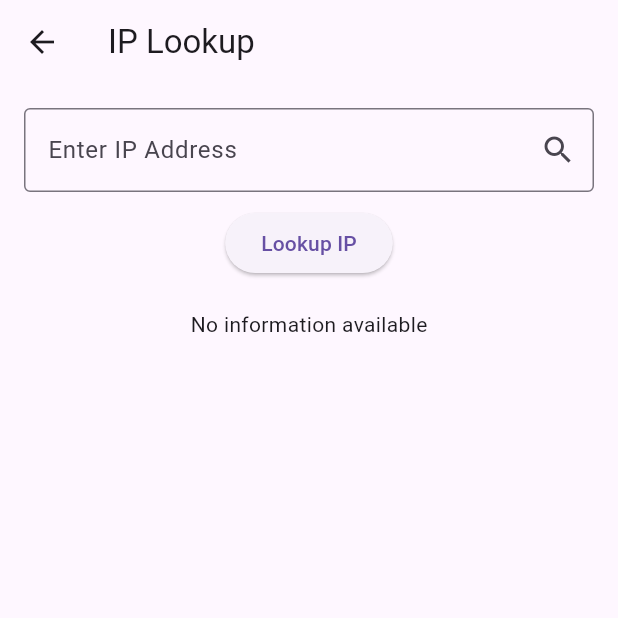
After one commit to USer99pro/Flutter_ui_Speedtest, a Flutter app: the screen it shows after launch, after a tap on the "search" icon, on a phone screen of 412 x 824 dp, the top half of it. The commit adds this screen. Run offline on Flutter 3.47's test engine with Material 3 defaults, Android fonts, the phone set to English and light mode, and no system bars; our stand-ins replace percent_indicator, shared_preferences, syncfusion_flutter_gauges; missing offline and left inert: flutter_internet_speed_test; network calls fail.

Commit message:
update 13-8-2024

```diff
--- /dev/null
+++ b/lib/iplookup.dart
@@ -0,0 +1,96 @@
+import 'package:flutter/material.dart';
+import 'package:http/http.dart' as http;
+import 'dart:convert';
+import 'speed_test_ui.dart';
+
+class IPLookupPage extends StatefulWidget {
+  @override
+  _IPLookupPageState createState() => _IPLookupPageState();
+}
+
+class _IPLookupPageState extends State<IPLookupPage> {
+  final TextEditingController _controller = TextEditingController();
+  Map<String, dynamic>? _ipInfo;
+  bool _isLoading = false;
+
+  Future<void> _lookupIP() async {
+    setState(() {
+      _isLoading = true;
+    });
+
+    final response = await http.get(
+      Uri.parse('https://ipapi.co/${_controller.text}/json/'),
+    );
+
+    if (response.statusCode == 200) {
+      setState(() {
+        _ipInfo = json.decode(response.body) as Map<String, dynamic>;
+      });
+    } else {
+      setState(() {
+        _ipInfo = null;
+        ScaffoldMessenger.of(context).showSnackBar(
+          SnackBar(content: Text('Failed to retrieve IP information.')),
+        );
+      });
+    }
+
+    setState(() {
+      _isLoading = false;
+    });
+  }
+
+  @override
+  Widget build(BuildContext context) {
+    return Scaffold(
+      appBar: AppBar(
+        title: const Text('IP Lookup'),
+      ),
+      body: Padding(
+        padding: const EdgeInsets.all(16.0),
+        child: Column(
+          children: [
+            TextField(
+              controller: _controller,
+              decoration: InputDecoration(
+                labelText: 'Enter IP Address',
+                border: const OutlineInputBorder(),
+                suffixIcon: IconButton(
+                  icon: const Icon(Icons.search),
+                  onPressed: _lookupIP,
+                ),
+              ),
+              onSubmitted: (_) =>
+                  _lookupIP(), // Trigger search when Enter key is pressed
+            ),
+            const SizedBox(height: 10),
+            ElevatedButton(
+              onPressed: _lookupIP,
+              child: const Text('Lookup IP'),
+            ),
+            const SizedBox(height: 20),
+            _isLoading
+                ? const CircularProgressIndicator()
+                : _ipInfo != null
+                    ? Expanded(
+                        child: ListView(
+                          children: _ipInfo!.entries.map((entry) {
+                            return ListTile(
+                              title: Text(
+                                entry.key,
+                                style: const TextStyle(
+                                  fontWeight: FontWeight.bold,
+                                ),
+                              ),
+                              subtitle: Text(entry.value.toString()),
+                            );
+                          }).toList(),
+                        ),
+                      )
+                    : const Text('No information available'),
+          ],
+        ),
+      ),
+    );
+  }
+}
--- a/lib/main.dart
+++ b/lib/main.dart
@@ -1,7 +1,6 @@
-// main.dart
-
 import 'package:flutter/material.dart';
 import 'speed_test_ui.dart';
+import 'iplookup.dart';
 
 void main() {
   runApp(MyApp());
--- a/lib/speed_test_ui.dart
+++ b/lib/speed_test_ui.dart
@@ -1,12 +1,11 @@
-
-import 'dart:convert';
 import 'package:flutter/material.dart';
 import 'package:percent_indicator/linear_percent_indicator.dart';
 import 'package:syncfusion_flutter_gauges/gauges.dart';
 import 'package:flutter_internet_speed_test/flutter_internet_speed_test.dart';
 import 'package:shared_preferences/shared_preferences.dart';
+import 'history_page.dart';
+import 'iplookup.dart';
 import 'speed_test_result.dart';
-import 'history_page.dart';
 
 class SpeedTestUi extends StatefulWidget {
   const SpeedTestUi({super.key});
@@ -34,7 +33,7 @@ class _SpeedTestUiState extends State<SpeedTestUi> {
       backgroundColor: const Color.fromARGB(255, 10, 35, 73),
       appBar: AppBar(
         title: const Text("Speed Test"),
-        backgroundColor: const Color.fromARGB(255, 91, 140, 214),
+        backgroundColor: Colors.blueAccent,
         elevation: 0,
         centerTitle: true,
         actions: [
@@ -47,9 +46,65 @@ class _SpeedTestUiState extends State<SpeedTestUi> {
               );
             },
           ),
+          IconButton(
+            icon: const Icon(Icons.search),
+            onPressed: () {
+              Navigator.push(
+                context,
+                MaterialPageRoute(builder: (context) => IPLookupPage()),
+              );
+            },
+          ),
         ],
       ),
-      body: Column(children: [
+      drawer: Drawer(
+        child: ListView(
+          padding: EdgeInsets.zero,
+          children: [
+            const DrawerHeader(
+              decoration: BoxDecoration(
+                color: Colors.blue,
+              ),
+              child: Text(
+                'Menu',
+                style: TextStyle(
+                  color: Colors.white,
+                  fontSize: 24,
+                ),
+              ),
+            ),
+            ListTile(
+              leading: const Icon(Icons.speed),
+              title: const Text('Speed Test'),
+              onTap: () {
+                Navigator.pop(context); // Close the drawer
+              },
+            ),
+            ListTile(
+              leading: const Icon(Icons.search),
+              title: const Text('IP Lookup'),
+              onTap: () {
+                Navigator.push(
+                  context,
+                  MaterialPageRoute(builder: (context) => IPLookupPage()),
+                );
+              },
+            ),
+            ListTile(
+              leading: const Icon(Icons.history),
+              title: const Text('History'),
+              onTap: () {
+                Navigator.push(
+                  context,
+                  MaterialPageRoute(builder: (context) => HistoryPage()),
+                );
+              },
+            ),
+          ],
+        ),
+      ),
+      body: Column(
+        children: [
           const Text(
             "Process",
             style: TextStyle(
@@ -69,9 +124,7 @@ class _SpeedTestUiState extends State<SpeedTestUi> {
             ),
             barRadius: const Radius.circular(10),
           ),
-        const SizedBox(
-          height: 10,
-        ),
+          const SizedBox(height: 10),
           Padding(
             padding: const EdgeInsets.symmetric(horizontal: 12.0),
             child: Row(
@@ -99,9 +152,7 @@ class _SpeedTestUiState extends State<SpeedTestUi> {
               ],
             ),
           ),
-        const SizedBox(
-          height: 10,
-        ),
+          const SizedBox(height: 10),
           SfRadialGauge(
             axes: [
               RadialAxis(
@@ -183,7 +234,8 @@ class _SpeedTestUiState extends State<SpeedTestUi> {
               ),
             ),
           ),
-      ]),
+        ],
+      ),
     );
   }
 
@@ -241,51 +293,43 @@ class _SpeedTestUiState extends State<SpeedTestUi> {
         setState(() {
           isServerSelectionInProcess = true;
         });
-        // Only when you use useFastApi parameter as true(default)
       },
       onDefaultServerSelectionDone: (Client? client) {
         setState(() {
           isServerSelectionInProcess = false;
-          _ip = client!.ip;
-          _asn = client.asn;
-          _isp = client.isp;
-        });
-        // Only when you use useFastApi parameter as true(default)
-      },
-      onDownloadComplete: (TestResult data) {
-        setState(() {
-          UnitText = data.unit == SpeedUnit.kbps ? 'kb/s' : 'Mb/s';
-          _downloadRate = data.transferRate;
-          displayrate = _downloadRate;
-        });
-      },
-      onUploadComplete: (TestResult data) {
-        setState(() {
-          UnitText = data.unit == SpeedUnit.kbps ? 'kb/s' : 'Mb/s';
-          _uploadRate = data.transferRate;
-          displayrate = _uploadRate;
+          _ip = client?.ip;
+          _isp = client?.isp;
+          _asn = client?.asn;
         });
       },
     );
   }
 
   Future<void> saveResult(SpeedTestResult result) async {
-    SharedPreferences prefs = await SharedPreferences.getInstance();
-    List<String> history = prefs.getStringList('history') ?? [];
-    history.add(jsonEncode(result.toJson()));
-    await prefs.setStringList('history', history);
+    final prefs = await SharedPreferences.getInstance();
+
+    // Convert result to a map or string to store it.
+    String resultString =
+        result.toString(); // Customize this as per your result format
+
+    // Save the result to shared preferences
+    List<String>? results = prefs.getStringList('speedTestResults') ?? [];
+    results.add(resultString);
+
+    await prefs.setStringList('speedTestResults', results);
   }
 
   void resetValue() {
     setState(() {
-      _downloadRate = 0;
-      _uploadRate = 0;
+      displayProgress = 0.0;
+      _downloadRate = 0.0;
+      _uploadRate = 0.0;
       displayrate = 0.0;
       istestingStarted = false;
       _ip = null;
+      _asn = null;
       _isp = null;
-      _asn = null;
-      displayProgress = 0.0;
+      UnitText = '';
     });
   }
 }
--- a/pubspec.yaml
+++ b/pubspec.yaml
@@ -38,6 +38,7 @@ dependencies:
   # The following adds the Cupertino Icons font to your application.
   # Use with the CupertinoIcons class for iOS style icons.
   cupertino_icons: ^1.0.8
+  ip_country_lookup: ^1.0.3
 
 dev_dependencies:
   flutter_test:
```
Also changed, not shown: lib/history_page.dart (+5 -6 lines), pubspec.lock. Lines whose indentation alone changed are shown as unchanged.
